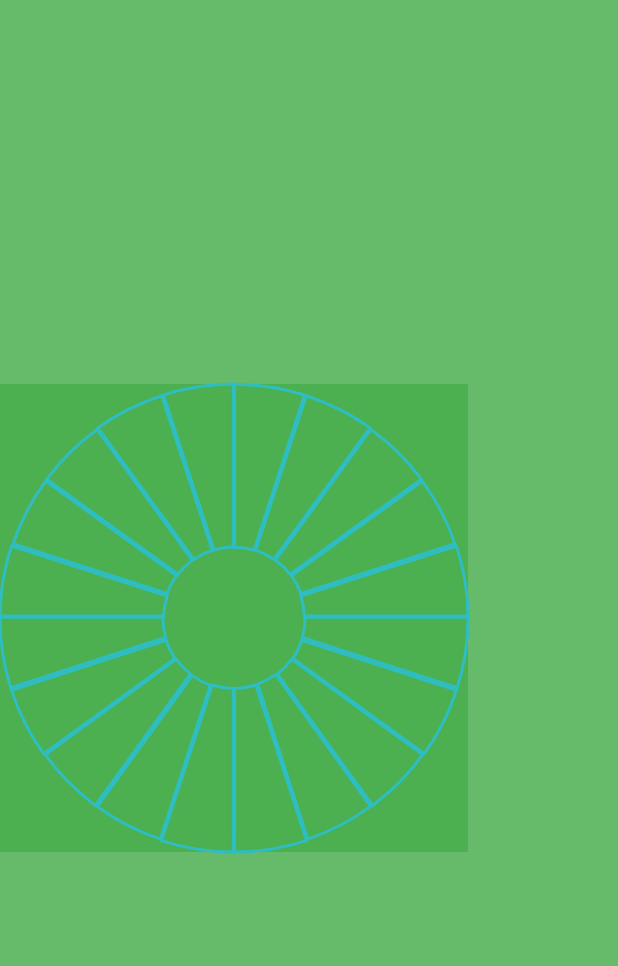
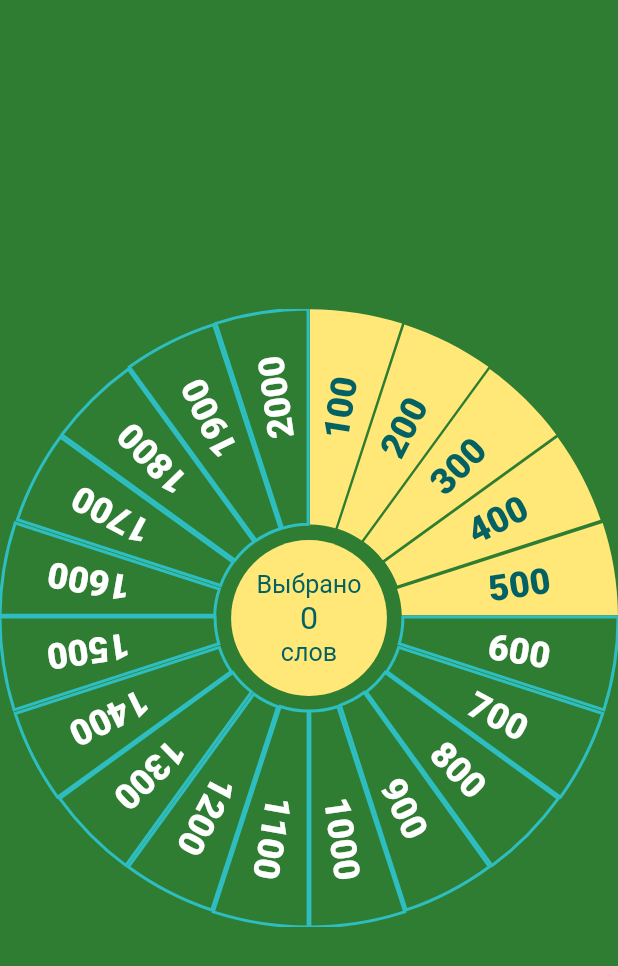
Before and after one commit to Teranko/spanish_wheel, a Flutter app: the screen it shows after launch, on a phone screen of 412 x 824 dp. Shown: the top 966 px of the screen. Run offline on Flutter 3.47's test engine with Material 2 defaults, Android fonts, the phone set to English and light mode, and no system bars.

Commit message:
full work

```diff
--- a/lib/main.dart
+++ b/lib/main.dart
@@ -1,5 +1,7 @@
 import 'package:flutter/material.dart';
 import 'package:spanish_wheel/paths.dart';
+import 'package:spanish_wheel/text_rotation.dart';
+import 'package:spanish_wheel/wheel_circle_text.dart';
 
 void main() {
   runApp(MyApp());
@@ -29,12 +31,12 @@ class _WheelState extends State<Wheel> {
   @override
   Widget build(BuildContext context) {
     return Scaffold(
-      backgroundColor: Colors.green.shade400,
+      backgroundColor: Colors.green.shade800,
       body: SafeArea(
           child: Column(
         children: [
           Expanded(child: SizedBox()),
-          WordWheel(),
+          WordWheel(gotWords: 5),
           Expanded(child: SizedBox()),
         ],
       )),
@@ -43,7 +45,8 @@ class _WheelState extends State<Wheel> {
 }
 
 class WordWheel extends StatefulWidget {
-  WordWheel({Key key}) : super(key: key);
+  WordWheel({Key key, this.gotWords = 1}) : super(key: key);
+  final int gotWords;
 
   @override
   _WordWheelState createState() => _WordWheelState();
@@ -52,6 +55,8 @@ class WordWheel extends StatefulWidget {
 class _WordWheelState extends State<WordWheel> {
   List<int> wheelState = List.filled(20, 0);
   double plateSize;
+  bool middleCircleState = false;
+  String textState = '0';
   List<List<double>> w100 = [
     [0.5048326333992095, 0.5101130187747035, 0.5364454668972333, 0.6408025568181818],
     [0.004572860054347826, 0.33655200098814236, 0.3386942625988143, 0.026709563364624545]
@@ -133,22 +138,88 @@ class _WordWheelState extends State<WordWheel> {
     [0.026709563364624545, 0.002430598443675904, 0.3344811480978261, 0.3344811480978261]
   ];
 
-  void toggleState(int position){
-    if(wheelState[position-1] > 2){
-      setState(() {
-        wheelState[position-1] = 0;
-      });
-    }else {
-      setState(() {
-        wheelState[position-1]++;
-      });
+  @override
+  void initState() {
+    for (int i = 0; i < widget.gotWords; i++) {
+      wheelState[i] = 1;
+    }
+    super.initState();
+  }
 
+  void toggleState(int position) {
+    if (wheelState[position - 1] == 1) {
+      if (wheelState.contains(3)) {
+        for (int i = 0; i < wheelState.length; i++) {
+          if (wheelState[i] == 3) {
+            wheelState[i] = 0;
+          }
+        }
+        wheelState[position - 1] = 2;
+      } else {
+        wheelState[position - 1] = 2;
+      }
+    } else if (wheelState[position - 1] == 2) {
+      if (wheelState.contains(3)) {
+        for (int i = 0; i < wheelState.length; i++) {
+          if (wheelState[i] == 3) {
+            wheelState[i] = 0;
+          }
+        }
+        wheelState[position - 1] = 1;
+      } else {
+        wheelState[position - 1] = 1;
+      }
+    } else if (wheelState[position - 1] == 0) {
+      for (int i = 0; i < position; i++) {
+        if (wheelState[i] == 0) {
+          wheelState[i] = 3;
+        }
+      }
+    } else if (wheelState[position - 1] == 3) {
+      for (int i = position; i < wheelState.length; i++) {
+        if (wheelState[i] == 3) {
+          wheelState[i] = 0;
+        }
+      }
+    }
+    middleCircleStateChange();
+    setState(() {});
+  }
+
+  bool colorTextStateCheck(int position) {
+    if (wheelState[position - 1] == 1 || wheelState[position - 1] == 2) {
+      return true;
+    } else {
+      return false;
+    }
+  }
+
+  void middleCircleStateChange() {
+    int countWords = 0;
+//     middleCircleState
+// textState
+    if (wheelState.contains(3)) {
+      for (int i = 0; i < wheelState.length; i++) {
+        if (wheelState[i] == 3) {
+          countWords++;
+        }
+      }
+      textState = (countWords * 100).toString();
+      middleCircleState = true;
+    } else {
+      for (int i = 0; i < wheelState.length; i++) {
+        if (wheelState[i] == 2) {
+          countWords++;
+        }
+      }
+      textState = (countWords * 100).toString();
+      middleCircleState = false;
     }
   }
 
   @override
   Widget build(BuildContext context) {
-    plateSize = MediaQuery.of(context).size.width-100;
+    plateSize = MediaQuery.of(context).size.width;
     return GestureDetector(
       onTapDown: (details) {
         if (locatePoint(details.localPosition.dx, details.localPosition.dy, w100[0], w100[1], plateSize)) {
@@ -192,13 +263,14 @@ class _WordWheelState extends State<WordWheel> {
         } else if (locatePoint(details.localPosition.dx, details.localPosition.dy, w2000[0], w2000[1], plateSize)) {
           toggleState(20);
         } else {
-          print('no hit');
+          // setState(() {
+          //   middleCircleState = !middleCircleState;
+          // });
         }
       },
       child: Container(
         width: plateSize,
         height: plateSize,
-        color: Colors.green,
         child: Stack(
           children: [
             Positioned(
@@ -361,6 +433,27 @@ class _WordWheelState extends State<WordWheel> {
                 painter: Wheel2000(state: wheelState[19]),
               ),
             ),
+            WheelCircleText(plateSize: plateSize, text: textState, state: middleCircleState),
+            WheelTextRotated(plateSize: plateSize, text: '100', state: colorTextStateCheck(1), rotation: -(81 / 360)),
+            WheelTextRotated(plateSize: plateSize, text: '200', state: colorTextStateCheck(2), rotation: -(63 / 360)),
+            WheelTextRotated(plateSize: plateSize, text: '300', state: colorTextStateCheck(3), rotation: -(45 / 360)),
+            WheelTextRotated(plateSize: plateSize, text: '400', state: colorTextStateCheck(4), rotation: -(27 / 360)),
+            WheelTextRotated(plateSize: plateSize, text: '500', state: colorTextStateCheck(5), rotation: -(8.5 / 360)),
+            WheelTextRotated(plateSize: plateSize, text: '600', state: colorTextStateCheck(6), rotation: (9.5 / 360)),
+            WheelTextRotated(plateSize: plateSize, text: '700', state: colorTextStateCheck(7), rotation: (28 / 360)),
+            WheelTextRotated(plateSize: plateSize, text: '800', state: colorTextStateCheck(8), rotation: (46 / 360)),
+            WheelTextRotated(plateSize: plateSize, text: '900', state: colorTextStateCheck(9), rotation: (64 / 360)),
+            WheelTextRotated(plateSize: plateSize, text: '1000', state: colorTextStateCheck(10), rotation: (82 / 360)),
+            WheelTextRotated(plateSize: plateSize, text: '1100', state: colorTextStateCheck(11), rotation: (100 / 360)),
+            WheelTextRotated(plateSize: plateSize, text: '1200', state: colorTextStateCheck(12), rotation: (118 / 360)),
+            WheelTextRotated(plateSize: plateSize, text: '1300', state: colorTextStateCheck(13), rotation: (136 / 360)),
+            WheelTextRotated(plateSize: plateSize, text: '1400', state: colorTextStateCheck(14), rotation: (154 / 360)),
+            WheelTextRotated(plateSize: plateSize, text: '1500', state: colorTextStateCheck(15), rotation: (172 / 360)),
+            WheelTextRotated(plateSize: plateSize, text: '1600', state: colorTextStateCheck(16), rotation: (190 / 360)),
+            WheelTextRotated(plateSize: plateSize, text: '1700', state: colorTextStateCheck(17), rotation: (208 / 360)),
+            WheelTextRotated(plateSize: plateSize, text: '1800', state: colorTextStateCheck(18), rotation: (226 / 360)),
+            WheelTextRotated(plateSize: plateSize, text: '1900', state: colorTextStateCheck(19), rotation: (244 / 360)),
+            WheelTextRotated(plateSize: plateSize, text: '2000', state: colorTextStateCheck(20), rotation: (262 / 360)),
           ],
         ),
       ),
@@ -368,23 +461,6 @@ class _WordWheelState extends State<WordWheel> {
   }
 }
 
-// var x = -40;
-//  var y = -60;
-//  var xp = new Array(-73,-33,7,-33); // Массив X-координат полигона
-//  var yp = new Array(-85,-126,-85,-45); // Массив Y-координат полигона
-//  function inPoly(x,y){
-//    npol = xp.length;
-//    j = npol - 1;
-//    var c = 0;
-//    for (var i = 0; i < npol;i++){
-//        if ((((yp[i]<=y) && (y<yp[j])) || ((yp[j]<=y) && (y<yp[i]))) &&
-//        (x > (xp[j] - xp[i]) * (y - yp[i]) / (yp[j] - yp[i]) + xp[i])) {
-//         c = !c
-//         }
-//         j = i;
-//    }
-//  return c;
-//  }
 bool locatePoint(double x, double y, List<double> xp, List<double> yp, double size) {
   int npol = xp.length;
   int j = npol - 1;
@@ -397,4 +473,3 @@ bool locatePoint(double x, double y, List<double> xp, List<double> yp, double si
   }
   return c;
 }
-//  inPoly(x,y);
--- /dev/null
+++ b/lib/text_rotation.dart
@@ -0,0 +1,37 @@
+import 'package:flutter/material.dart';
+
+class WheelTextRotated extends StatelessWidget {
+  const WheelTextRotated({Key key, @required this.plateSize, @required this.text, @required this.state, @required this.rotation}) : super(key: key);
+  final double plateSize;
+  final String text;
+  final bool state;
+  final double rotation;
+
+  @override
+  Widget build(BuildContext context) {
+    return Positioned(
+      top: plateSize / 2 - (plateSize * 0.0579710144927536) / 2,
+      left: 0,
+      child: RotationTransition(
+        turns: AlwaysStoppedAnimation(rotation),
+        child: SizedBox(
+          width: plateSize,
+          child: Row(
+            children: [
+              SizedBox(width: plateSize * 0.7942028985507246),
+              Text(
+                text.toString(),
+                style: TextStyle(
+                  fontSize: plateSize * 0.0579710144927536,
+                  height: 1,
+                  color: state ? Color(0xFF036164) : Colors.white,
+                  fontWeight: FontWeight.w900
+                ),
+              ),
+            ],
+          ),
+        ),
+      ),
+    );
+  }
+}
--- /dev/null
+++ b/lib/wheel_circle_text.dart
@@ -0,0 +1,62 @@
+import 'package:flutter/material.dart';
+
+class WheelCircleText extends StatelessWidget {
+  const WheelCircleText({Key key, @required this.plateSize, @required this.text, @required this.state}) : super(key: key);
+  final String text;
+  final bool state;
+  final double plateSize;
+
+  @override
+  Widget build(BuildContext context) {
+    return Positioned(
+      top: plateSize * 0.3739130434782609,
+      left: plateSize * 0.3739130434782609,
+      child: Container(
+        width: plateSize * 0.2521739130434783,
+        height: plateSize * 0.2521739130434783,
+        decoration: BoxDecoration(
+          borderRadius: BorderRadius.circular(100),
+          color: state ? const Color(0xFFF2575C) : const Color(0xFFFFE878),
+        ),
+        child: Column(
+          mainAxisAlignment: MainAxisAlignment.center,
+          crossAxisAlignment: CrossAxisAlignment.center,
+          children: [
+            // Text(
+            //   'Выбрать \n диапазон',
+            //   textAlign: TextAlign.center,
+            //   style: TextStyle(
+            //     fontSize: plateSize * 0.0405797101449275,
+            //     color: state ? Colors.white : const Color(0xFF036164),
+            //   ),
+            // ),
+            Text(
+              state ? 'Купить' : 'Выбрано',
+              textAlign: TextAlign.center,
+              style: TextStyle(
+                fontSize: plateSize * 0.0405797101449275,
+                color: state ? Colors.white : const Color(0xFF036164),
+              ),
+            ),
+            Text(
+              state ? '+$text' : text,
+              textAlign: TextAlign.center,
+              style: TextStyle(
+                fontSize: plateSize * 0.0521739130434783,
+                color: state ? Colors.white : const Color(0xFF036164),
+              ),
+            ),
+            Text(
+              'слов',
+              textAlign: TextAlign.center,
+              style: TextStyle(
+                fontSize: plateSize * 0.0405797101449275,
+                color: state ? Colors.white : const Color(0xFF036164),
+              ),
+            ),
+          ],
+        ),
+      ),
+    );
+  }
+}
```
Also changed, not shown: lib/paths.dart (+5 -5 lines).
